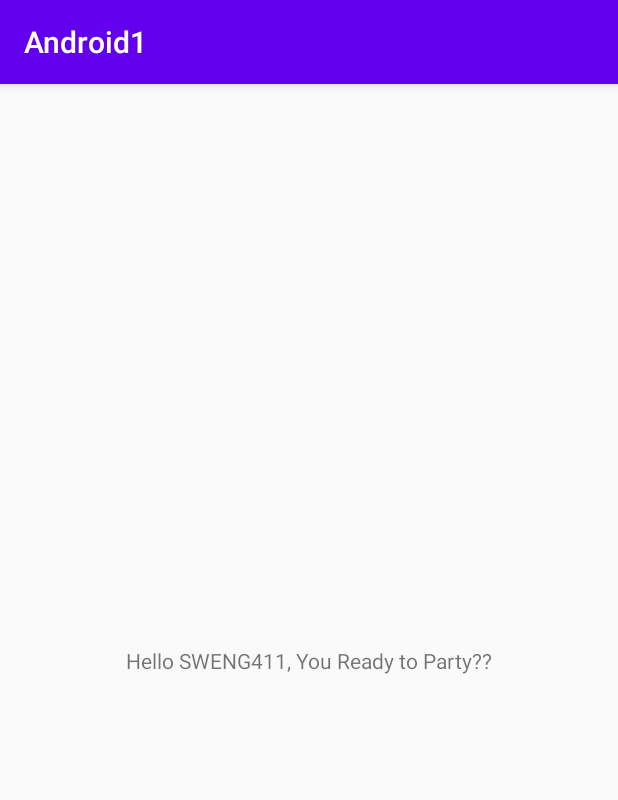
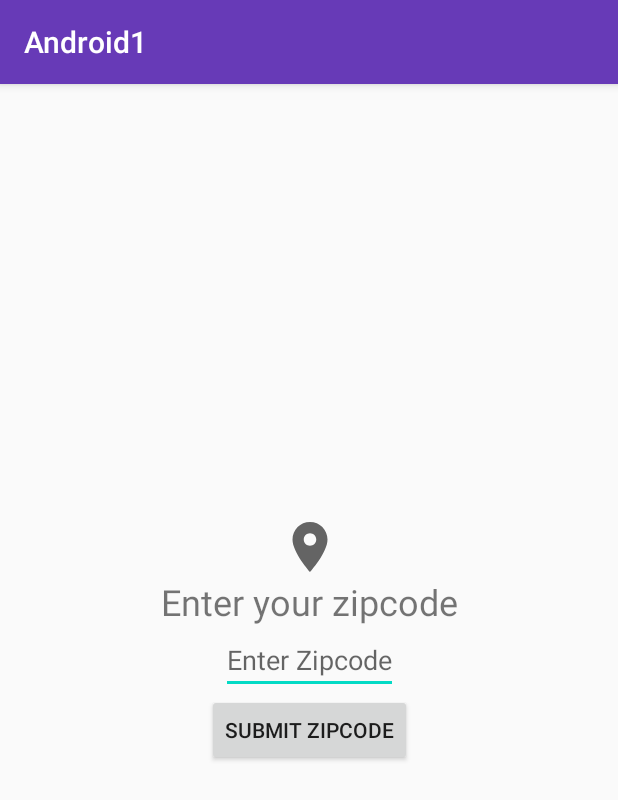
Before and after one commit to fai1whale/Android1, an Android app: the screen it shows after launch (MainActivity), on a phone screen of 412 x 824 dp. Shown: the top 800 px of the screen. Run offline under Robolectric (Android 15) with nearby library versions, the phone set to English and light mode, and no system bars.

Commit message:
New Commit

```diff
--- a/app/src/main/java/com/rkl/andriod1/MainActivity.kt
+++ b/app/src/main/java/com/rkl/andriod1/MainActivity.kt
@@ -2,10 +2,60 @@ package com.rkl.andriod1
 
 import androidx.appcompat.app.AppCompatActivity
 import android.os.Bundle
+import android.widget.Button
+import android.widget.EditText
+import android.widget.Toast
 
 class MainActivity : AppCompatActivity() {
+
+    // region Setup Methods
+
     override fun onCreate(savedInstanceState: Bundle?) {
         super.onCreate(savedInstanceState)
         setContentView(R.layout.activity_main)
+
+        val zipcodeEditText : EditText = findViewById(R.id.zipcodeEditText)
+        val enterButton: Button = findViewById(R.id.enterButton)
+
+        enterButton.setOnClickListener{
+            val zipcode: String = zipcodeEditText.text.toString()
+
+            if(zipcode.length != 5){
+                Toast.makeText(this, R.string.zipcode_entry_error, Toast.LENGTH_LONG).show()
+
+            }else{
+                Toast.makeText(this, zipcode, Toast.LENGTH_LONG).show()
+            }
+
+
+        }
+
+
     }
+
+    override fun onStart() {
+        super.onStart()
+    }
+
+    override fun onResume() {
+        super.onResume()
+    }
+    //endregion Setup Methods
+
+    // region Teardown Methods
+
+    override fun onPause() {
+        super.onPause()
+    }
+
+    override fun onStop() {
+        super.onStop()
+    }
+
+    override fun onDestroy() {
+        super.onDestroy()
+    }
+
+    // endregion Teardown Methods
+
 }
--- /dev/null
+++ b/app/src/main/res/drawable/ic_baseline_location_on_24.xml
@@ -0,0 +1,10 @@
+<vector xmlns:android="http://schemas.android.com/apk/res/android"
+    android:width="24dp"
+    android:height="24dp"
+    android:viewportWidth="24"
+    android:viewportHeight="24"
+    android:tint="?attr/colorControlNormal">
+  <path
+      android:fillColor="@android:color/white"
+      android:pathData="M12,2C8.13,2 5,5.13 5,9c0,5.25 7,13 7,13s7,-7.75 7,-13c0,-3.87 -3.13,-7 -7,-7zM12,11.5c-1.38,0 -2.5,-1.12 -2.5,-2.5s1.12,-2.5 2.5,-2.5 2.5,1.12 2.5,2.5 -1.12,2.5 -2.5,2.5z"/>
+</vector>
--- a/app/src/main/res/layout/activity_main.xml
+++ b/app/src/main/res/layout/activity_main.xml
@@ -1,5 +1,6 @@
 <?xml version="1.0" encoding="utf-8"?>
-<androidx.constraintlayout.widget.ConstraintLayout xmlns:android="http://schemas.android.com/apk/res/android"
+<androidx.constraintlayout.widget.ConstraintLayout
+    xmlns:android="http://schemas.android.com/apk/res/android"
     xmlns:app="http://schemas.android.com/apk/res-auto"
     xmlns:tools="http://schemas.android.com/tools"
     android:layout_width="match_parent"
@@ -7,12 +8,43 @@
     tools:context=".MainActivity">
 
     <TextView
+        android:id="@+id/title"
         android:layout_width="wrap_content"
         android:layout_height="wrap_content"
-        android:text="Hello SWENG411, You Ready to Party??"
+        android:text="Enter your zipcode"
+        android:textSize="@dimen/title_text_height"
+        app:layout_constraintBottom_toTopOf="@+id/zipcodeEditText"
+        app:layout_constraintEnd_toEndOf="@+id/zipcodeEditText"
+        app:layout_constraintStart_toStartOf="@+id/zipcodeEditText" />
+
+    <ImageView
+        android:id="@+id/icon"
+        android:layout_width="@dimen/zipcode_entry_icon_size"
+        android:layout_height="@dimen/zipcode_entry_icon_size"
+        android:src="@drawable/ic_baseline_location_on_24"
+        app:layout_constraintBottom_toTopOf="@+id/title"
+        app:layout_constraintEnd_toEndOf="@+id/title"
+        app:layout_constraintStart_toStartOf="@+id/title" />
+
+    <EditText
+        android:id="@+id/zipcodeEditText"
+        android:layout_width="wrap_content"
+        android:layout_height="wrap_content"
+        android:hint="Enter Zipcode"
+        android:inputType="number"
         app:layout_constraintBottom_toBottomOf="parent"
-        app:layout_constraintLeft_toLeftOf="parent"
-        app:layout_constraintRight_toRightOf="parent"
+        app:layout_constraintEnd_toEndOf="parent"
+        app:layout_constraintStart_toStartOf="parent"
         app:layout_constraintTop_toTopOf="parent" />
 
+    <Button
+        android:id="@+id/enterButton"
+        android:layout_width="wrap_content"
+        android:layout_height="wrap_content"
+        android:text="Submit Zipcode"
+        app:layout_constraintEnd_toEndOf="@+id/zipcodeEditText"
+        app:layout_constraintStart_toStartOf="@+id/zipcodeEditText"
+        app:layout_constraintTop_toBottomOf="@+id/zipcodeEditText" />
+
+
 </androidx.constraintlayout.widget.ConstraintLayout>
--- a/app/src/main/res/values/colors.xml
+++ b/app/src/main/res/values/colors.xml
@@ -1,6 +1,6 @@
 <?xml version="1.0" encoding="utf-8"?>
 <resources>
-    <color name="colorPrimary">#6200EE</color>
-    <color name="colorPrimaryDark">#3700B3</color>
+    <color name="colorPrimary">#673AB7</color>
+    <color name="colorPrimaryDark">#512DA8</color>
     <color name="colorAccent">#03DAC5</color>
 </resources>
--- /dev/null
+++ b/app/src/main/res/values/dimens.xml
@@ -0,0 +1,6 @@
+<?xml version="1.0" encoding="utf-8"?>
+<resources>
+    <dimen name="title_text_height">24sp</dimen>
+
+    <dimen name="zipcode_entry_icon_size">40dp</dimen>
+</resources>
--- a/app/src/main/res/values/strings.xml
+++ b/app/src/main/res/values/strings.xml
@@ -1,3 +1,6 @@
 <resources>
     <string name="app_name">Android1</string>
+
+
+    <string name="zipcode_entry_error">Please enter a valid zipcode</string>
 </resources>
```
